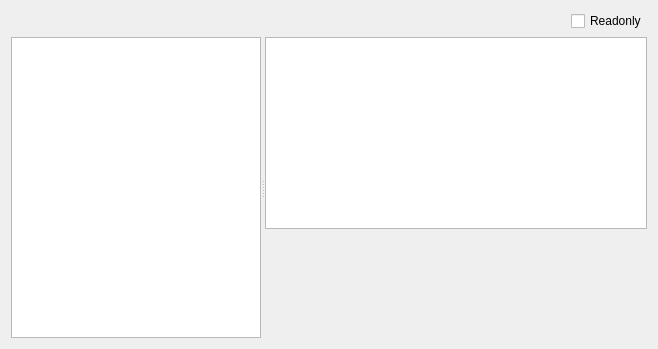
Qt form PE/dialogpe.ui (horsicq/FormatWidgets) before a commit.
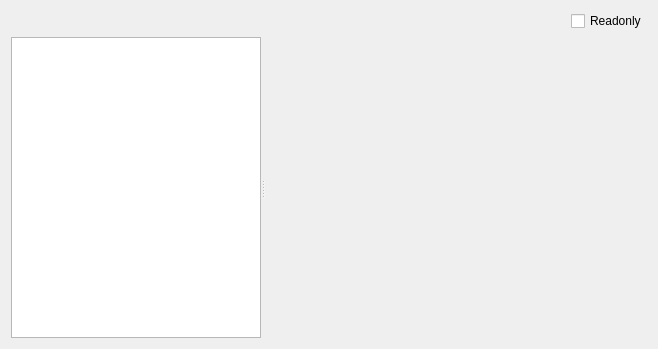
The same form after that commit. Custom widgets are drawn as their Qt base class.

```diff
--- a/PE/dialogpe.ui
+++ b/PE/dialogpe.ui
@@ -76,7 +76,7 @@
      </widget>
      <widget class="QStackedWidget" name="stackedWidgetInfo">
       <property name="currentIndex">
-       <number>5</number>
+       <number>10</number>
       </property>
       <widget class="QWidget" name="page_IMAGE_DOS_HEADER">
        <layout class="QVBoxLayout" name="verticalLayout_3">
@@ -566,6 +566,28 @@
         </item>
        </layout>
       </widget>
+      <widget class="QWidget" name="page_Overlay">
+       <layout class="QVBoxLayout" name="verticalLayout_11">
+        <property name="spacing">
+         <number>0</number>
+        </property>
+        <property name="leftMargin">
+         <number>0</number>
+        </property>
+        <property name="topMargin">
+         <number>0</number>
+        </property>
+        <property name="rightMargin">
+         <number>0</number>
+        </property>
+        <property name="bottomMargin">
+         <number>0</number>
+        </property>
+        <item>
+         <widget class="QHexView" name="widgetOverlayHex" native="true"/>
+        </item>
+       </layout>
+      </widget>
      </widget>
     </widget>
    </item>
```
